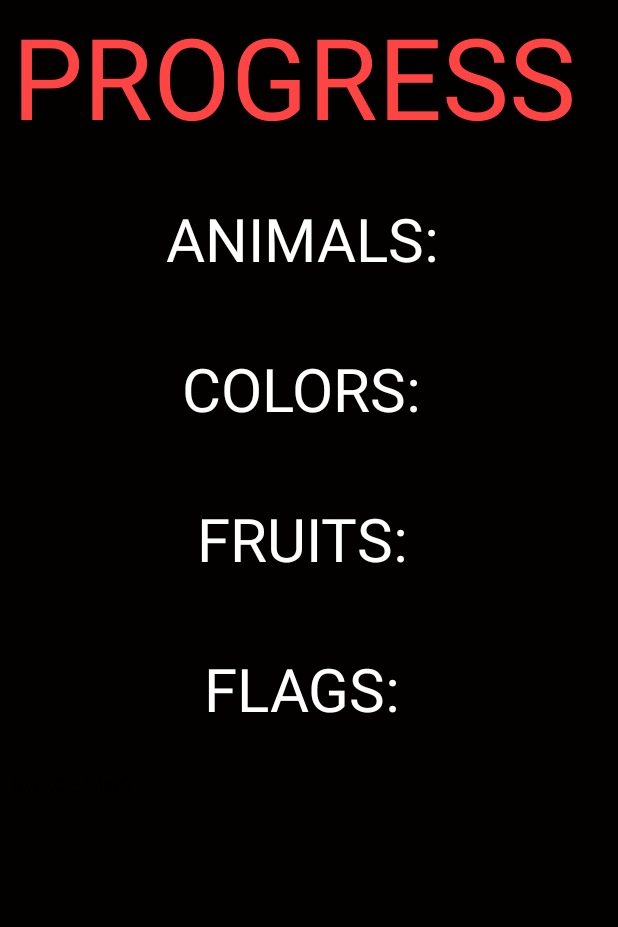
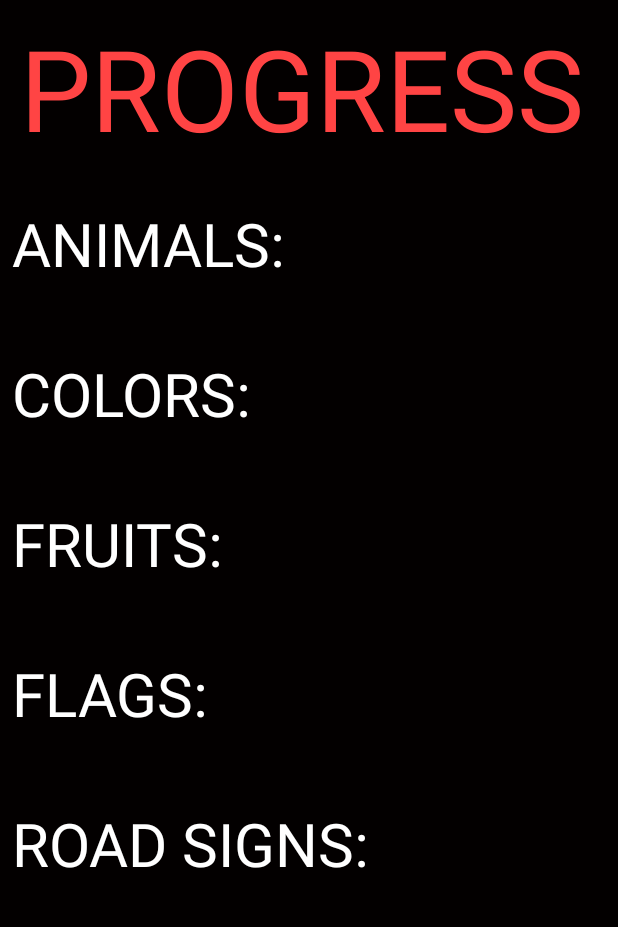
Before and after one commit to Smartboss18/APP1, an Android app: the ProgressActivity screen opened directly, with no data from a screen before it, on a phone screen of 412 x 824 dp, the part 84-1011 px from its top. Run offline under Robolectric (Android 15) with nearby library versions, the phone set to English and light mode, and no system bars; our stand-ins replace Firebase (no records; nobody signed in at launch, a user with empty details on screens opened directly); libraries missing offline, so code that uses them is left out: android.support.constraint.

Commit message:
Added RoadSigns

```diff
--- a/app/src/main/java/com/example/shubham/app1/SharedPreferenceUtils.java
+++ b/app/src/main/java/com/example/shubham/app1/SharedPreferenceUtils.java
@@ -73,7 +73,6 @@ public class SharedPreferenceUtils {
                             if (task.isSuccessful()){
                                 DocumentSnapshot documentSnapshot = task.getResult();
                                 if(documentSnapshot.exists()){
-                                    Log.i("Userrr", "Old");
                                     documentSnapshot.getData();
 
                                     String animal =  documentSnapshot.getString("Animal");
@@ -93,9 +92,9 @@ public class SharedPreferenceUtils {
                                     Map<String, Object> progress = new HashMap<>();
                                     progress.put("Animal: ", "0");
                                     progress.put("Color: ", "0");
-                                    progress.put("Fruit", "0");
-                                    progress.put("Flag", "0");
-                                    progress.put("RoadSign", "0");
+                                    progress.put("Fruit: ", "0");
+                                    progress.put("Flag: ", "0");
+                                    progress.put("RoadSign: ", "0");
 
                                     SharedPreferenceUtils.updateProgress("Animal", "0", context);
                                     SharedPreferenceUtils.updateProgress("Color", "0", context);
--- a/app/src/main/res/layout/activity_progress.xml
+++ b/app/src/main/res/layout/activity_progress.xml
@@ -7,109 +7,97 @@
     android:background="#030000"
     tools:context=".ProgressActivity">
 
-    <android.support.constraint.ConstraintLayout
-        android:layout_width="match_parent"
-        android:layout_height="match_parent"
-        android:layout_alignParentBottom="true"
-        android:layout_alignParentStart="true">
-
     <ScrollView
         android:layout_width="match_parent"
         android:layout_height="match_parent">
 
-            <LinearLayout
+        <android.support.constraint.ConstraintLayout
             android:layout_width="match_parent"
-                android:layout_height="wrap_content"
-                android:orientation="vertical" />
-        </ScrollView>
+            android:layout_height="match_parent"
+            android:minHeight="250dp">
 
             <TextView
                 android:id="@+id/textView2"
-            android:layout_width="match_parent"
-            android:layout_height="105dp"
-            android:layout_alignParentStart="true"
-            android:layout_alignParentTop="true"
-            android:layout_marginEnd="8dp"
-            android:layout_marginLeft="8dp"
-            android:layout_marginRight="8dp"
-            android:layout_marginStart="8dp"
-            android:text="PROGRESS"
-            android:textColor="@android:color/holo_red_light"
-            android:textSize="75sp"
-            app:layout_constraintEnd_toEndOf="parent"
-            app:layout_constraintStart_toStartOf="parent"
-            tools:layout_editor_absoluteY="0dp" />
-
-        <TextView
-            android:id="@+id/animalPercent"
-            android:layout_width="match_parent"
-            android:layout_height="92dp"
-            android:layout_alignParentStart="true"
-            android:layout_alignParentTop="true"
+                android:layout_width="385dp"
+                android:layout_height="0dp"
                 android:layout_marginEnd="8dp"
                 android:layout_marginLeft="8dp"
                 android:layout_marginRight="8dp"
                 android:layout_marginStart="8dp"
                 android:layout_marginTop="8dp"
-            android:gravity="center"
+                android:text="PROGRESS"
+                android:textColor="@android:color/holo_red_light"
+                android:textSize="75sp"
+                app:layout_constraintBottom_toTopOf="@+id/constraintLayout"
+                app:layout_constraintEnd_toEndOf="parent"
+                app:layout_constraintStart_toStartOf="parent"
+                app:layout_constraintTop_toTopOf="parent" />
+
+            <TextView
+                android:id="@+id/animalPercent"
+                android:layout_width="0dp"
+                android:layout_height="92dp"
+                android:layout_marginEnd="8dp"
+                android:layout_marginLeft="8dp"
+                android:layout_marginRight="8dp"
+                android:layout_marginStart="8dp"
+                android:layout_marginTop="8dp"
+                android:gravity="left|center"
                 android:textColor="@android:color/white"
                 android:textSize="40dp"
                 app:layout_constraintEnd_toEndOf="parent"
+                app:layout_constraintHorizontal_bias="0.0"
                 app:layout_constraintStart_toStartOf="parent"
                 app:layout_constraintTop_toBottomOf="@+id/textView2" />
 
             <TextView
                 android:id="@+id/colorPercent"
-            android:layout_width="match_parent"
+                android:layout_width="0dp"
                 android:layout_height="92dp"
-            android:layout_alignParentBottom="true"
-            android:layout_alignParentStart="true"
                 android:layout_marginEnd="8dp"
                 android:layout_marginLeft="8dp"
                 android:layout_marginRight="8dp"
                 android:layout_marginStart="8dp"
                 android:layout_marginTop="8dp"
-            android:gravity="center"
+                android:gravity="left|center"
                 android:textColor="@android:color/white"
                 android:textSize="40dp"
                 app:layout_constraintEnd_toEndOf="parent"
+                app:layout_constraintHorizontal_bias="0.0"
                 app:layout_constraintStart_toStartOf="parent"
                 app:layout_constraintTop_toBottomOf="@+id/animalPercent" />
 
             <TextView
                 android:id="@+id/fruitPercent"
-            android:layout_width="match_parent"
+                android:layout_width="0dp"
                 android:layout_height="92dp"
-            android:layout_alignParentBottom="true"
-            android:layout_alignParentStart="true"
                 android:layout_marginEnd="8dp"
                 android:layout_marginLeft="8dp"
                 android:layout_marginRight="8dp"
                 android:layout_marginStart="8dp"
                 android:layout_marginTop="8dp"
-            android:gravity="center"
+                android:gravity="left|center"
                 android:textColor="@android:color/white"
                 android:textSize="40dp"
                 app:layout_constraintEnd_toEndOf="parent"
+                app:layout_constraintHorizontal_bias="1.0"
                 app:layout_constraintStart_toStartOf="parent"
                 app:layout_constraintTop_toBottomOf="@+id/colorPercent" />
 
             <TextView
                 android:id="@+id/flagPercent"
-            android:layout_width="match_parent"
+                android:layout_width="0dp"
                 android:layout_height="92dp"
-            android:layout_alignParentBottom="true"
-            android:layout_alignParentStart="true"
                 android:layout_marginEnd="8dp"
                 android:layout_marginLeft="8dp"
                 android:layout_marginRight="8dp"
                 android:layout_marginStart="8dp"
                 android:layout_marginTop="8dp"
-            android:gravity="center"
+                android:gravity="left|center"
                 android:textColor="@android:color/white"
                 android:textSize="40dp"
                 app:layout_constraintEnd_toEndOf="parent"
-            app:layout_constraintHorizontal_bias="0.0"
+                app:layout_constraintHorizontal_bias="1.0"
                 app:layout_constraintStart_toStartOf="parent"
                 app:layout_constraintTop_toBottomOf="@+id/fruitPercent" />
 
@@ -117,19 +105,22 @@
                 android:id="@+id/roadsignPercent"
                 android:layout_width="0dp"
                 android:layout_height="92dp"
-            android:layout_alignParentBottom="true"
-            android:layout_alignParentEnd="true"
+                android:layout_marginBottom="8dp"
                 android:layout_marginEnd="8dp"
                 android:layout_marginLeft="8dp"
                 android:layout_marginRight="8dp"
                 android:layout_marginStart="8dp"
                 android:layout_marginTop="8dp"
-            android:text="TextView"
+                android:gravity="left|center"
+                android:textColor="@android:color/white"
+                android:textSize="40sp"
+                app:layout_constraintBottom_toBottomOf="parent"
                 app:layout_constraintEnd_toEndOf="parent"
-            app:layout_constraintHorizontal_bias="1.0"
+                app:layout_constraintHorizontal_bias="0.0"
                 app:layout_constraintStart_toStartOf="parent"
-            app:layout_constraintTop_toBottomOf="@+id/flagPercent" />
-
+                app:layout_constraintTop_toBottomOf="@+id/flagPercent"
+                app:layout_constraintVertical_bias="1.0" />
         </android.support.constraint.ConstraintLayout>
+    </ScrollView>
 
 </RelativeLayout>
--- a/app/src/main/res/layout/fragment_topics.xml
+++ b/app/src/main/res/layout/fragment_topics.xml
@@ -135,7 +135,7 @@
                 android:background="@drawable/roundbutton"
                 android:paddingLeft="10dp"
                 android:paddingRight="10dp"
-                android:text="road signs"
+                android:text="ROADS"
                 android:textColor="@android:color/white"
                 android:textColorHighlight="@android:color/black"
                 android:textSize="35sp"
```
Lines whose indentation alone changed are shown as unchanged.
